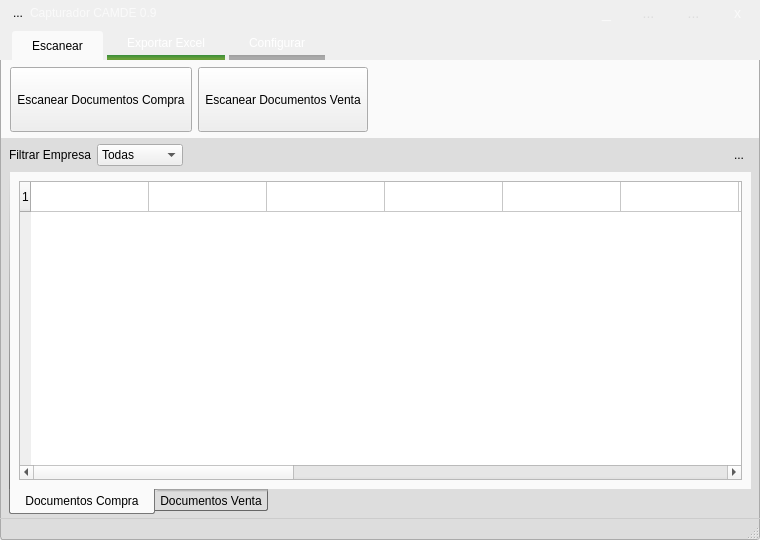
firenessmax/bte001, file GUI/mainWindow.ui: the form before one commit.
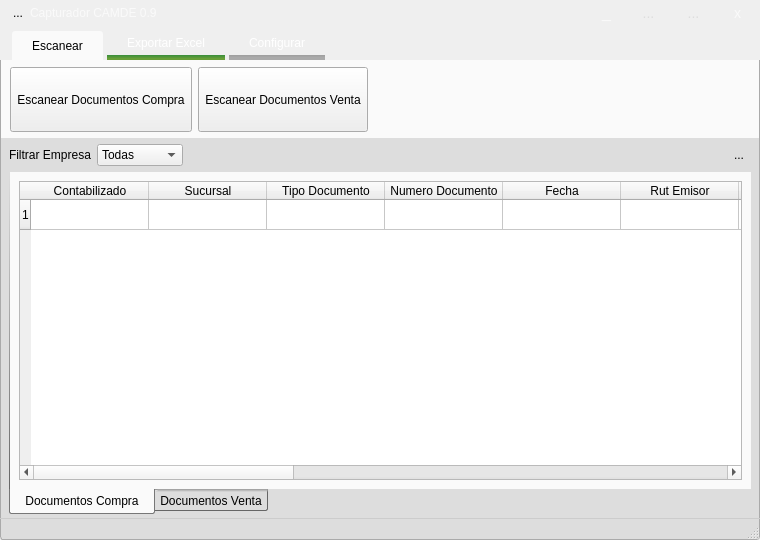
The form after the commit. Icons and pictures are not drawn.

Commit message: header visible

Diff of the .ui file:
```diff
--- a/GUI/mainWindow.ui
+++ b/GUI/mainWindow.ui
@@ -906,7 +906,7 @@
                  <number>16</number>
                 </property>
                 <attribute name="horizontalHeaderVisible">
-                 <bool>false</bool>
+                 <bool>true</bool>
                 </attribute>
                 <attribute name="horizontalHeaderCascadingSectionResizes">
                  <bool>true</bool>
```
Left out of the diff: 2 changed lines with no effect on the pictures. The commit also changes 1 other file.
